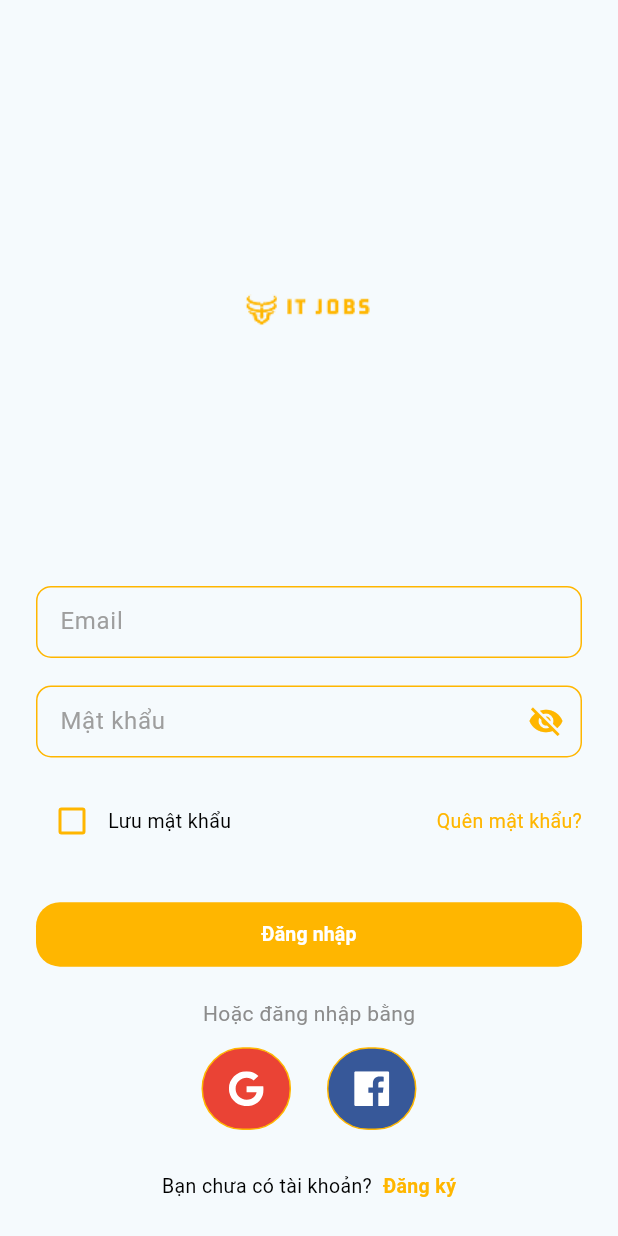
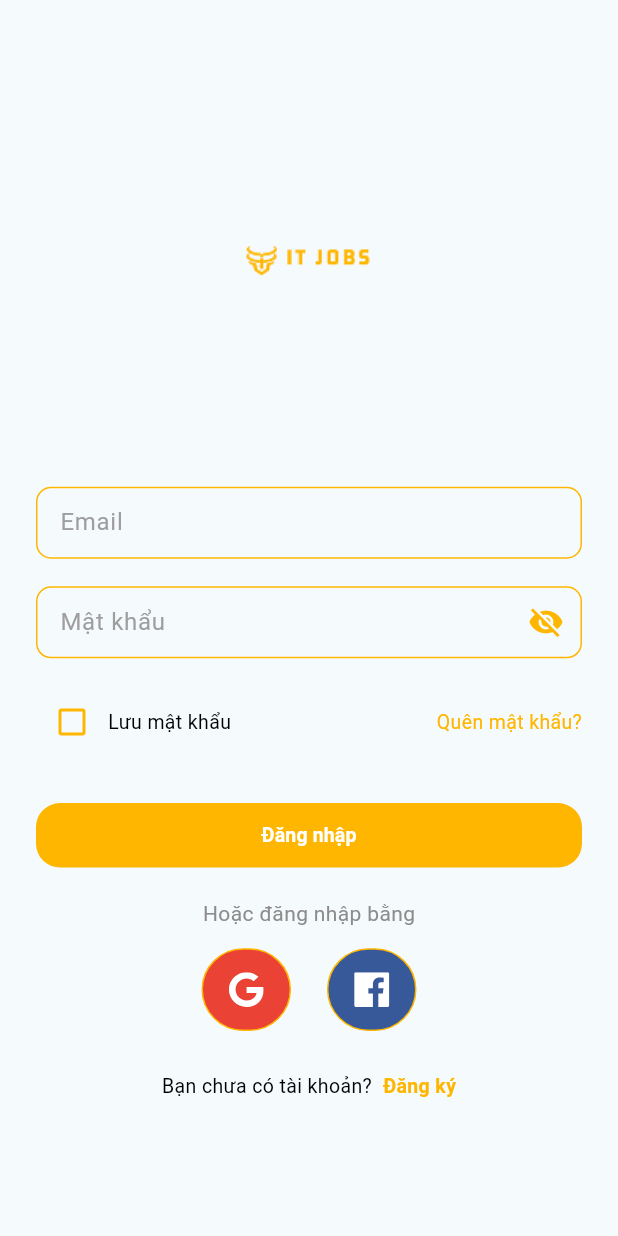
Before and after one commit to loc2406/jobsit-mobile, a Flutter app: the screen it shows after launch, item 2 of the bottom bar chosen, on a phone screen of 412 x 824 dp. Run offline on Flutter 3.47's test engine with Material 3 defaults, Android fonts, the phone set to English and light mode, and no system bars; our stand-ins replace file_picker, flutter_bloc, flutter_svg, image_picker, infinite_scroll_pagination, jwt_decoder and 3 more; missing offline and left inert: dart:ffi, flutter_debouncer, flutter_pdfview; network calls fail.

Commit message:
merge all branchs - MERGING

```diff
--- a/lib/screens/login_screen.dart
+++ b/lib/screens/login_screen.dart
@@ -42,19 +42,16 @@ class _LoginScreenState extends State<LoginScreen> {
         resizeToAvoidBottomInset: true,
         body: Container(
           padding: const EdgeInsets.all(24),
+          child: SingleChildScrollView(
             child: Column(
               mainAxisAlignment: MainAxisAlignment.end,
               children: [
-              Expanded(
-                  child: Column(
-                    mainAxisAlignment: MainAxisAlignment.center,
-                    children: [
+                SizedBox(height: ValueConstants.deviceHeightValue(uiValue: 150),),
                 Image.asset(color: ColorConstants.main,
                   TextConstants.logoLoginAsset,
                   width: ValueConstants.deviceWidthValue(uiValue: 100),
-                      )
-                    ],
-                  )),
+                ),
+                SizedBox(height: ValueConstants.deviceHeightValue(uiValue: 150),),
                 Column(
                   mainAxisSize: MainAxisSize.min,
                   children: [
@@ -246,6 +243,7 @@ class _LoginScreenState extends State<LoginScreen> {
                 )
               ],
             ),
+          ),
         ));
   }
 
--- a/lib/services/base_services.dart
+++ b/lib/services/base_services.dart
@@ -1,5 +1,5 @@
 class BaseServices{
-  static const url = 'http://192.168.1.179:8085/api';
+  static const url = 'http://192.168.1.75:8085/api';
   static const headers = {
     'Content-Type': 'application/json; charset=UTF-8'
   };
```
Also changed, not shown: lib/screens/account_screen.dart (+13 -1 lines), lib/screens/job_info_edit_page_screen.dart (+4 -4 lines), pubspec.lock, 127 other files. Lines whose indentation alone changed are shown as unchanged.
